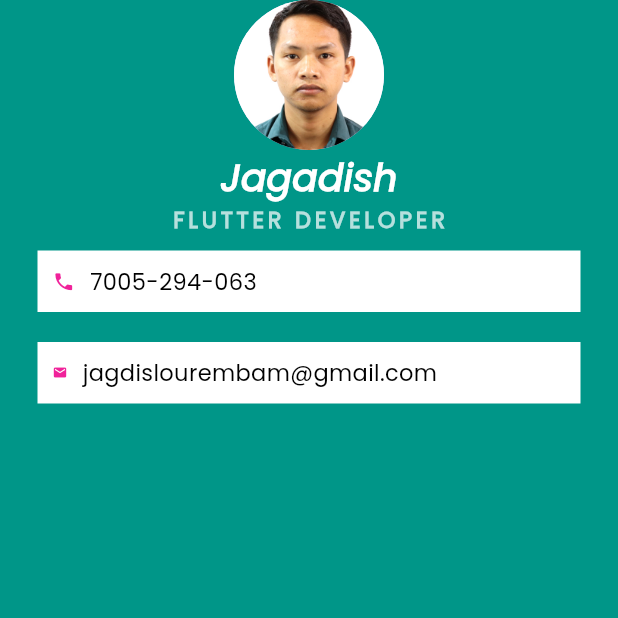
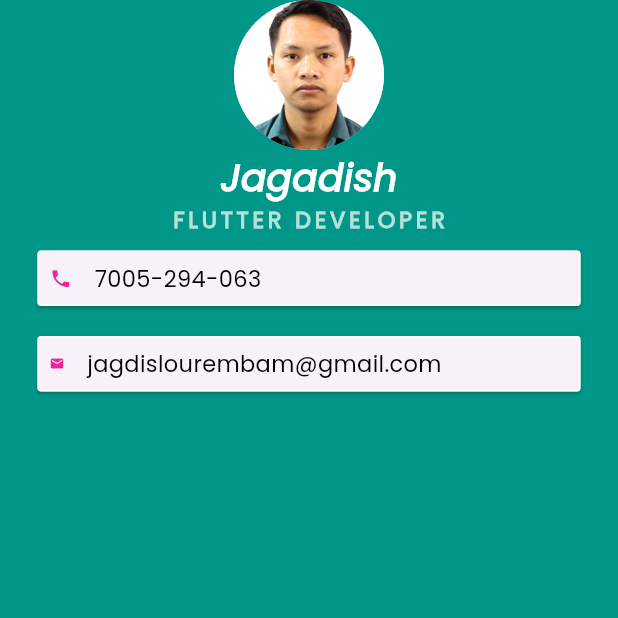
Before and after one commit to lj-D-coder/flutter_Learn, a Flutter app: the screen it shows after launch, on a phone screen of 412 x 824 dp, the top half of it. Run offline on Flutter 3.47's test engine with Material 3 defaults, Android fonts, the phone set to English and light mode, and no system bars.

Commit message:
wrapping padding around row

```diff
--- a/lib/main.dart
+++ b/lib/main.dart
@@ -2,7 +2,7 @@ import 'package:flutter/material.dart';
 
 void main() {
   runApp(
-   MyApp()
+   const MyApp()
   );
 }
 
@@ -11,7 +11,7 @@ class MyApp extends StatelessWidget {
 
   @override
   Widget build(BuildContext context) {
-    return MaterialApp(
+    return const MaterialApp(
       home: Scaffold(
         backgroundColor: Colors.teal,
          body: SafeArea(
@@ -42,10 +42,16 @@ class MyApp extends StatelessWidget {
                 fontSize: 15.0
               ),
             ),
-              Container(
+              Card(
+                 shape: RoundedRectangleBorder(
+                  side: BorderSide(
                     color: Colors.white,
-                padding: EdgeInsets.all(10.0),
+                  ),
+                  borderRadius: BorderRadius.all(Radius.circular(2.5)),
+                  ),
                 margin: EdgeInsetsDirectional.symmetric(vertical: 10.0, horizontal: 25.0),
+                child: Padding(
+                  padding: EdgeInsets.all(8.0),
                   child: Row(
                   children: <Widget>[
                     Icon(
@@ -54,7 +60,7 @@ class MyApp extends StatelessWidget {
                       color: Color.fromARGB(255, 240, 34, 154),
                     ),
                     SizedBox(
-                    width: 10.0,
+                      width: 15.0,
                     ),
                     Text('7005-294-063',
                       style: TextStyle(
@@ -66,10 +72,17 @@ class MyApp extends StatelessWidget {
                   ],
                                 ),
                 ),
-                Container(
+              ),
+                Card(
+                shape: RoundedRectangleBorder(
+                  side: BorderSide(
                     color: Colors.white,
-                padding: EdgeInsets.all(10.0),
+                  ),
+                  borderRadius: BorderRadius.all(Radius.circular(2.5)),
+                  ),
                 margin: EdgeInsetsDirectional.symmetric(vertical: 10.0, horizontal: 25.0),
+                child: Padding(
+                  padding: EdgeInsets.all(8.0),
                   child: Row(
                   children: <Widget>[
                     Icon(
@@ -78,7 +91,7 @@ class MyApp extends StatelessWidget {
                       color: Color.fromARGB(255, 240, 34, 154),
                     ),
                     SizedBox(
-                    width: 10.0,
+                      width: 15.0,
                     ),
                     Text('jagdislourembam@gmail.com',
                       style: TextStyle(
@@ -90,6 +103,7 @@ class MyApp extends StatelessWidget {
                   ],
                                 ),
                 ),
+              ),
           ],
           )
         )
```
Lines whose indentation alone changed are shown as unchanged.
